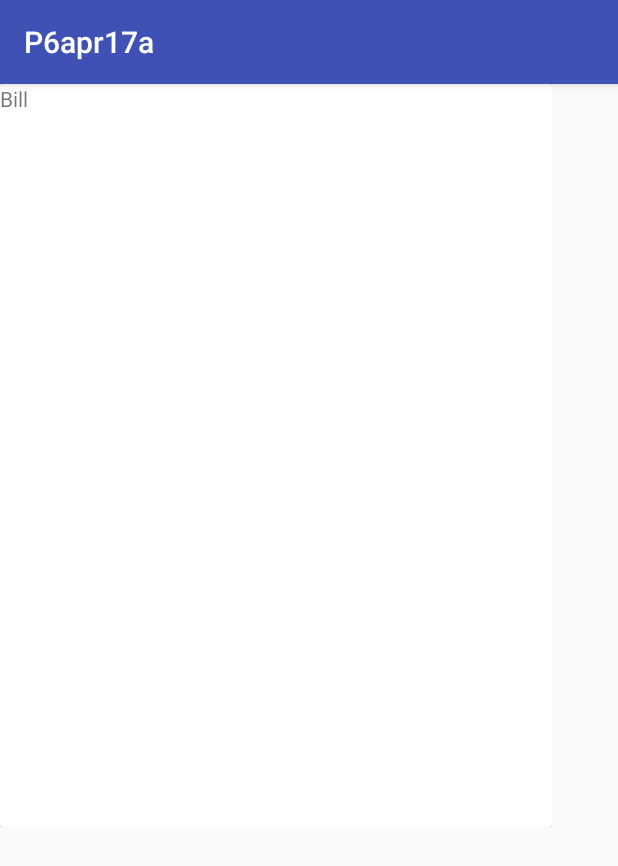
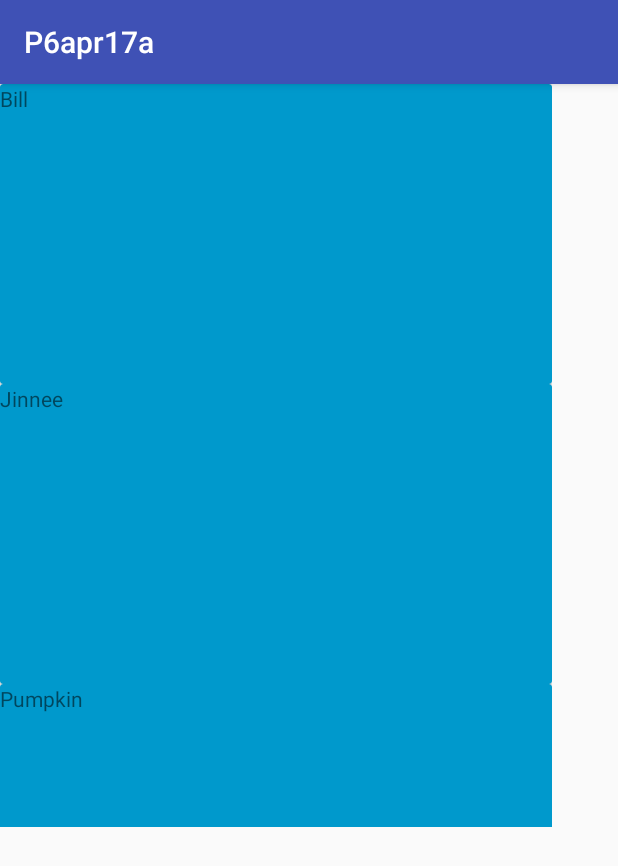
Before and after one commit to eelpumpkin/P6apr17a, an Android app: the screen it shows after launch (MainActivity), on a phone screen of 412 x 824 dp. Shown: the top 866 px of the screen. Run offline under Robolectric (Android 15) with nearby library versions, the phone set to English and light mode, and no system bars.

Commit message:
card view implement set color

```diff
--- a/app/src/main/res/layout/my_text_view.xml
+++ b/app/src/main/res/layout/my_text_view.xml
@@ -1,7 +1,8 @@
-<android.support.v7.widget.CardView
+<android.support.v7.widget.CardView xmlns:android="http://schemas.android.com/apk/res/android"
+    xmlns:app="http://schemas.android.com/apk/res-auto"
     android:layout_width="match_parent"
-    android:layout_height="match_parent"
-    xmlns:android="http://schemas.android.com/apk/res/android">
+    android:layout_height="200dp"
+    app:cardBackgroundColor="@android:color/holo_blue_dark">
 
     <TextView
         android:id="@+id/textView"
--- a/app/src/main/res/values/colors.xml
+++ b/app/src/main/res/values/colors.xml
@@ -2,5 +2,5 @@
 <resources>
     <color name="colorPrimary">#3F51B5</color>
     <color name="colorPrimaryDark">#303F9F</color>
-    <color name="colorAccent">#FF4081</color>
+    <color name="colorAccent">#ff4081</color>
 </resources>
```
Lines whose indentation alone changed are shown as unchanged.
